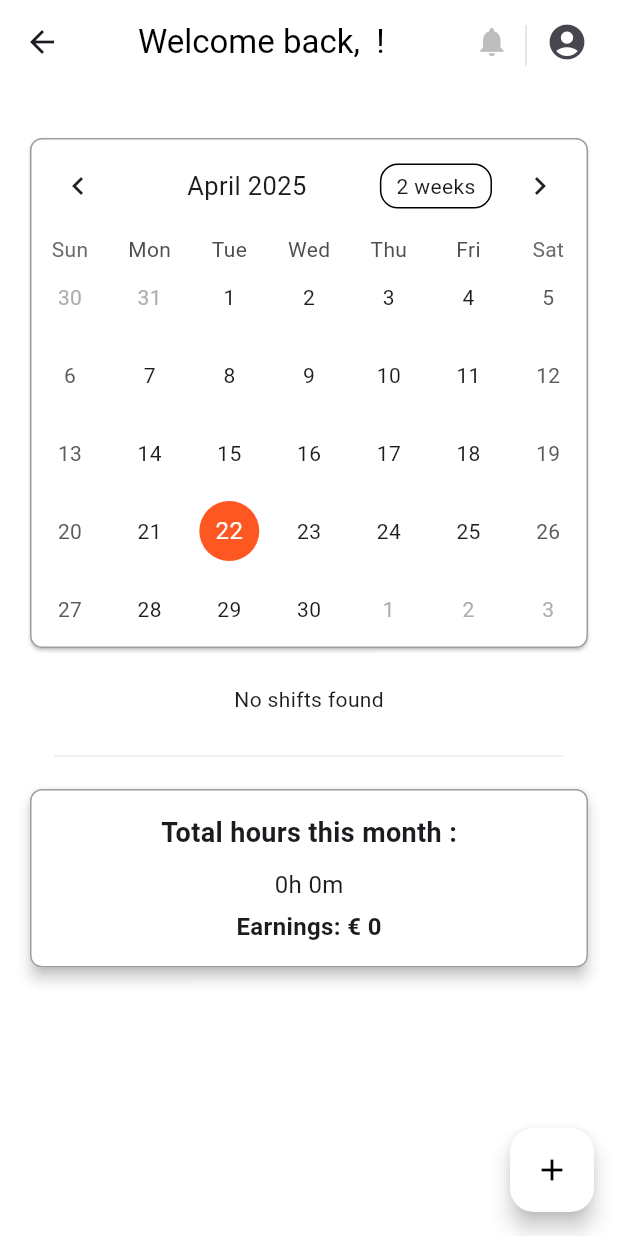
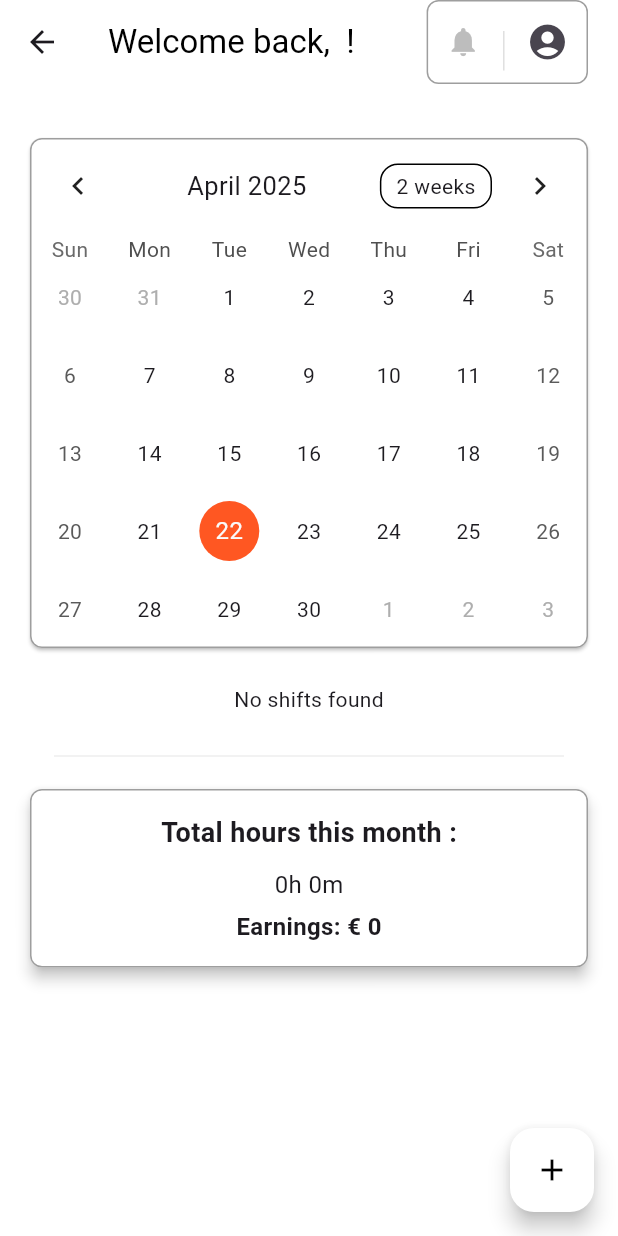
Before and after one commit to konkazazis/onion, a Flutter app: the DashboardScreen screen opened directly with empty values, on a phone screen of 412 x 824 dp. Run offline on Flutter 3.47's test engine with Material 3 defaults, Android fonts, the phone set to English and light mode, and no system bars; drawn by our look-alikes of table_calendar; our stand-ins replace cloud_firestore, firebase_auth, firebase_core, fluttertoast, google_fonts; accounts and stored records are empty; generated files the repository leaves out were written again.

Commit message:
dashboard fixes

```diff
--- a/lib/dashboard_screen.dart
+++ b/lib/dashboard_screen.dart
@@ -15,8 +15,10 @@ class DashboardScreen extends StatefulWidget {
   final String email;
 
   const DashboardScreen(
-      {super.key, required this.username, required this.userID, required
-       this.email});
+      {super.key,
+      required this.username,
+      required this.userID,
+      required this.email});
 
   @override
   State<DashboardScreen> createState() => _DashboardScreenState();
@@ -77,7 +79,7 @@ class _DashboardScreenState extends State<DashboardScreen> {
       Duration totalBreakDuration = Duration(minutes: totalBreakMinutes);
 
       Duration netDuration = calculatedDuration - totalBreakDuration;
-      setState((){
+      setState(() {
         netHours = netDuration;
       });
 
@@ -94,12 +96,12 @@ class _DashboardScreenState extends State<DashboardScreen> {
     }
   }
 
-  Future <void> loadDetails() async {
+  Future<void> loadDetails() async {
     try {
       final profileDetails = await _detailsService.fetchDetails(widget.userID);
       perHour = profileDetails[0]['perHour'] ?? 0;
       brakeTime = profileDetails[0]['brakeTime'] ?? 0;
-    }catch (e) {
+    } catch (e) {
       print("Error fetching details: $e");
     }
   }
@@ -115,7 +117,7 @@ class _DashboardScreenState extends State<DashboardScreen> {
     try {
       await _shiftsService.deleteShift(id);
       await loadShifts(_selectedDay);
-    } catch(e) {
+    } catch (e) {
       print("Error deleting shift: $e");
     }
   }
@@ -135,8 +137,7 @@ class _DashboardScreenState extends State<DashboardScreen> {
       appBar: AppBar(
         backgroundColor: Colors.transparent,
         elevation: 0,
-        title: Padding(padding: EdgeInsets.only(left: 20.0),
-            child: Text.rich(
+        title: Text.rich(
           TextSpan(
             text: 'Welcome back, ',
             style: TextStyle(color: Colors.black),
@@ -148,17 +149,33 @@ class _DashboardScreenState extends State<DashboardScreen> {
               TextSpan(text: ' !'), // Exclamation mark
             ],
           ),
-      )),
+        ),
         actions: [
-          Padding(padding: EdgeInsets.only(right: 8),
-            child:
+          Padding(
+              padding: EdgeInsets.only(right: 20.0),
+              child: Container(
+                padding: EdgeInsets.symmetric(
+                    horizontal: 12, vertical: 8), // Added padding
+                decoration: BoxDecoration(
+                  border: Border.all(color: Colors.grey),
+                  borderRadius: BorderRadius.circular(8),
+                ),
+                child: Row(
+                  mainAxisSize: MainAxisSize.min,
+                  crossAxisAlignment: CrossAxisAlignment.center,
+                  children: [
                     Container(
                       height: 23,
                       width: 23,
-                child: Icon(Icons.notifications, color: Color(0xFFBDBDBD),size: 23,
+                      alignment: Alignment.center,
+                      child: Icon(
+                        Icons.notifications,
+                        color: Color(0xFFBDBDBD),
+                        size: 23,
                       ),
-                alignment: Alignment.center,)),
-          const Text(
+                    ),
+                    SizedBox(width: 12), // Space between icon and divider
+                    Text(
                       '|',
                       style: TextStyle(
                         fontWeight: FontWeight.w200,
@@ -166,25 +183,33 @@ class _DashboardScreenState extends State<DashboardScreen> {
                         color: Color(0xFFE0E0E0),
                       ),
                     ),
-          Padding(
-            padding: EdgeInsets.only(right: 20.0, left: 10),
-            child: GestureDetector(
+                    SizedBox(
+                        width: 12), // Space between divider and profile icon
+                    GestureDetector(
                       onTap: () {
                         Navigator.push(
                           context,
                           MaterialPageRoute(
-                        builder: (context) => ProfileComponent( name: widget.username,
+                            builder: (context) => ProfileComponent(
+                              name: widget.username,
                               email: widget.email,
                               profileImageUrl: 'test',
-                            userID: widget.userID))
-                );},
+                              userID: widget.userID,
+                            ),
+                          ),
+                        );
+                      },
                       child: Container(
                         alignment: Alignment.center,
-                child: Icon(Icons.account_circle, size: 28),
+                        child: Icon(
+                          Icons.account_circle,
+                          size: 28,
                         ),
                       ),
-          )
-
+                    ),
+                  ],
+                ),
+              ))
         ],
       ),
       body: SingleChildScrollView(
@@ -203,7 +228,7 @@ class _DashboardScreenState extends State<DashboardScreen> {
                   ),
                 ),
                 child: TableCalendar(
-                  weekNumbersVisible : true,
+                  weekNumbersVisible: true,
                   firstDay: DateTime.utc(2000, 1, 1),
                   lastDay: DateTime.utc(2100, 12, 31),
                   focusedDay: _focusedDay,
@@ -233,7 +258,8 @@ class _DashboardScreenState extends State<DashboardScreen> {
                       color: Colors.deepOrange,
                       shape: BoxShape.circle,
                     ),
-                    markerDecoration: BoxDecoration( // Optional: customize marker
+                    markerDecoration: BoxDecoration(
+                      // Optional: customize marker
                       color: Colors.green,
                       shape: BoxShape.circle,
                     ),
@@ -257,14 +283,16 @@ class _DashboardScreenState extends State<DashboardScreen> {
                             final event = filteredEvents[index];
                             String eventName = event['workType'] ?? 'No Event';
                             String? rawDate = event['date'];
-                            String eventDate = (rawDate != null && rawDate.contains('-'))
+                            String eventDate = (rawDate != null &&
+                                    rawDate.contains('-'))
                                 ? "${rawDate.split("-")[1]}-${rawDate.split("-")[2]}"
                                 : 'No Date';
                             String shiftStart = event['startTime'] ?? '';
                             String shiftEnd = event['endTime'] ?? '';
                             String notes = event['notes'] ?? '';
                             return Card(
-                              margin: EdgeInsets.symmetric(horizontal: 5, vertical: 5),
+                              margin: EdgeInsets.symmetric(
+                                  horizontal: 5, vertical: 5),
                               color: Colors.white,
                               shape: RoundedRectangleBorder(
                                 borderRadius: BorderRadius.circular(8),
@@ -277,13 +305,15 @@ class _DashboardScreenState extends State<DashboardScreen> {
                                 selected: false,
                                 leading: const Icon(Icons.event),
                                 title: Text(eventName),
-                                trailing:
-                                  IconButton(onPressed: () async {
-                                    final shiftId = filteredEvents[index]['id'];
+                                trailing: IconButton(
+                                    onPressed: () async {
+                                      final shiftId =
+                                          filteredEvents[index]['id'];
                                       print(filteredEvents);
                                       await deleteShift(shiftId);
                                       await loadShifts(_selectedDay);
-                                  },icon: Icon(Icons.close)),
+                                    },
+                                    icon: Icon(Icons.close)),
                                 subtitle: Text(
                                   [
                                     eventDate,
--- a/lib/main_screen.dart
+++ b/lib/main_screen.dart
@@ -42,10 +42,10 @@ class _MainScreenState extends State<MainScreen> {
   Widget build(BuildContext context) {
     return Scaffold(
       body: _pages[_selectedIndex], // Only one active screen
-      bottomNavigationBar: BottomNavBar(
-        currentIndex: _selectedIndex,
-        onTap: _onItemTapped,
-      ),
+      // bottomNavigationBar: BottomNavBar(
+      //   currentIndex: _selectedIndex,
+      //   onTap: _onItemTapped,
+      // ),
     );
   }
 }
```
Lines whose indentation alone changed are shown as unchanged.
